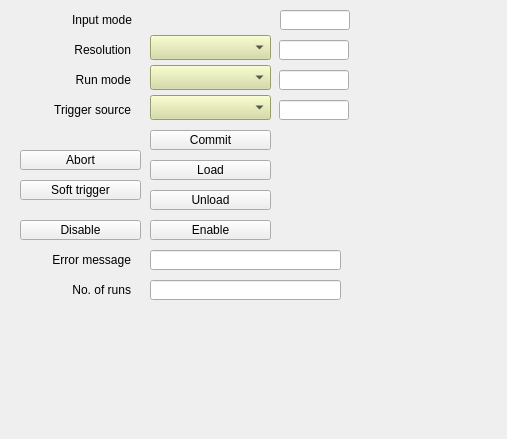
Above: ui/EVG/evg_master_softSeq.ui from epics-modules/mrfioc2 before the change. Below: the same form after it.
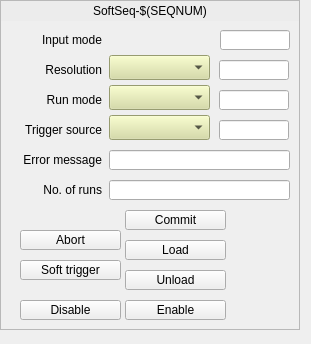
That is the form after the change. Custom widgets are drawn as their Qt base class.

```diff
--- a/ui/EVG/evg_master_softSeq.ui
+++ b/ui/EVG/evg_master_softSeq.ui
@@ -6,612 +6,632 @@
    <rect>
     <x>0</x>
     <y>0</y>
-    <width>507</width>
-    <height>439</height>
+    <width>311</width>
+    <height>344</height>
    </rect>
   </property>
   <property name="windowTitle">
    <string>Form</string>
   </property>
-  <widget class="caChoice" name="cachoice">
-   <property name="geometry">
-    <rect>
-     <x>150</x>
-     <y>10</y>
-     <width>121</width>
-     <height>20</height>
-    </rect>
-   </property>
-   <property name="toolTip">
-    <string>Reverses the output polarity. When set, changes the output from normally low to normally high.</string>
-   </property>
-   <property name="channel" stdset="0">
-    <string notr="true">$(EVG):SoftSeq-$(SEQNUM)-TsInpMode-Sel</string>
-   </property>
-   <property name="foreground">
-    <color>
-     <red>0</red>
-     <green>0</green>
-     <blue>0</blue>
-    </color>
-   </property>
-   <property name="background">
-    <color>
-     <red>212</red>
-     <green>219</green>
-     <blue>157</blue>
-    </color>
-   </property>
-   <property name="bordercolor">
-    <color>
-     <red>0</red>
-     <green>0</green>
-     <blue>0</blue>
-    </color>
-   </property>
-   <property name="colorMode">
-    <enum>caChoice::Static</enum>
-   </property>
-   <property name="stackingMode" stdset="0">
-    <enum>caChoice::Column</enum>
-   </property>
-   <property name="endBit">
-    <number>1</number>
-   </property>
-  </widget>
-  <widget class="QLabel" name="label_3">
-   <property name="geometry">
-    <rect>
-     <x>11</x>
-     <y>10</y>
-     <width>121</width>
-     <height>20</height>
-    </rect>
-   </property>
-   <property name="text">
-    <string>Input mode</string>
-   </property>
-   <property name="alignment">
-    <set>Qt::AlignRight|Qt::AlignTrailing|Qt::AlignVCenter</set>
-   </property>
-  </widget>
-  <widget class="caLineEdit" name="calineedit_11">
-   <property name="geometry">
-    <rect>
-     <x>280</x>
-     <y>10</y>
-     <width>70</width>
-     <height>20</height>
-    </rect>
-   </property>
-   <property name="alignment">
-    <set>Qt::AlignCenter</set>
-   </property>
-   <property name="channel" stdset="0">
-    <string notr="true">$(EVG):SoftSeq-$(SEQNUM)-TsInpMode-RB</string>
-   </property>
-  </widget>
-  <widget class="caLineEdit" name="calineedit_12">
-   <property name="geometry">
-    <rect>
-     <x>279</x>
-     <y>40</y>
-     <width>70</width>
-     <height>20</height>
-    </rect>
-   </property>
-   <property name="alignment">
-    <set>Qt::AlignCenter</set>
-   </property>
-   <property name="channel" stdset="0">
-    <string notr="true">$(EVG):SoftSeq-$(SEQNUM)-TsResolution-RB</string>
-   </property>
-  </widget>
-  <widget class="QLabel" name="label_4">
-   <property name="geometry">
-    <rect>
-     <x>10</x>
-     <y>40</y>
-     <width>121</width>
-     <height>20</height>
-    </rect>
-   </property>
-   <property name="text">
-    <string>Resolution</string>
-   </property>
-   <property name="alignment">
-    <set>Qt::AlignRight|Qt::AlignTrailing|Qt::AlignVCenter</set>
-   </property>
-  </widget>
-  <widget class="caMenu" name="camenu">
-   <property name="geometry">
-    <rect>
-     <x>150</x>
-     <y>35</y>
-     <width>121</width>
-     <height>25</height>
-    </rect>
-   </property>
-   <property name="styleSheet">
-    <string notr="true">background-color: rgb(212, 219, 157);</string>
-   </property>
-   <property name="channel" stdset="0">
-    <string notr="true">$(EVG):SoftSeq-$(SEQNUM)-TsResolution-Sel</string>
-   </property>
-  </widget>
-  <widget class="QLabel" name="label_5">
-   <property name="geometry">
-    <rect>
-     <x>10</x>
-     <y>70</y>
-     <width>121</width>
-     <height>20</height>
-    </rect>
-   </property>
-   <property name="text">
-    <string>Run mode</string>
-   </property>
-   <property name="alignment">
-    <set>Qt::AlignRight|Qt::AlignTrailing|Qt::AlignVCenter</set>
-   </property>
-  </widget>
-  <widget class="caMenu" name="camenu_2">
-   <property name="geometry">
-    <rect>
-     <x>150</x>
-     <y>65</y>
-     <width>121</width>
-     <height>25</height>
-    </rect>
-   </property>
-   <property name="styleSheet">
-    <string notr="true">background-color: rgb(212, 219, 157);</string>
-   </property>
-   <property name="channel" stdset="0">
-    <string notr="true">$(EVG):SoftSeq-$(SEQNUM)-RunMode-Sel</string>
-   </property>
-  </widget>
-  <widget class="caLineEdit" name="calineedit_13">
-   <property name="geometry">
-    <rect>
-     <x>279</x>
-     <y>70</y>
-     <width>70</width>
-     <height>20</height>
-    </rect>
-   </property>
-   <property name="alignment">
-    <set>Qt::AlignCenter</set>
-   </property>
-   <property name="channel" stdset="0">
-    <string notr="true">$(EVG):SoftSeq-$(SEQNUM)-RunMode-RB</string>
-   </property>
-  </widget>
-  <widget class="caLineEdit" name="calineedit_14">
-   <property name="geometry">
-    <rect>
-     <x>279</x>
-     <y>100</y>
-     <width>70</width>
-     <height>20</height>
-    </rect>
-   </property>
-   <property name="alignment">
-    <set>Qt::AlignCenter</set>
-   </property>
-   <property name="channel" stdset="0">
-    <string notr="true">$(EVG):SoftSeq-$(SEQNUM)-TrigSrc-RB</string>
-   </property>
-  </widget>
-  <widget class="QLabel" name="label_6">
-   <property name="geometry">
-    <rect>
-     <x>10</x>
-     <y>100</y>
-     <width>121</width>
-     <height>20</height>
-    </rect>
-   </property>
-   <property name="text">
-    <string>Trigger source</string>
-   </property>
-   <property name="alignment">
-    <set>Qt::AlignRight|Qt::AlignTrailing|Qt::AlignVCenter</set>
-   </property>
-  </widget>
-  <widget class="caMenu" name="camenu_3">
-   <property name="geometry">
-    <rect>
-     <x>150</x>
-     <y>95</y>
-     <width>121</width>
-     <height>25</height>
-    </rect>
-   </property>
-   <property name="styleSheet">
-    <string notr="true">background-color: rgb(212, 219, 157);</string>
-   </property>
-   <property name="channel" stdset="0">
-    <string notr="true">$(EVG):SoftSeq-$(SEQNUM)-TrigSrc-Sel</string>
-   </property>
-  </widget>
-  <widget class="caLed" name="caled_2">
-   <property name="geometry">
-    <rect>
-     <x>280</x>
-     <y>130</y>
-     <width>20</width>
-     <height>20</height>
-    </rect>
-   </property>
-   <property name="toolTip">
-    <string>Master enable for the EVR. If not set then very little will happen.</string>
-   </property>
-   <property name="rectangular">
-    <bool>false</bool>
-   </property>
-   <property name="channel" stdset="0">
-    <string notr="true">$(EVG):SoftSeq-$(SEQNUM)-Commit-RB</string>
-   </property>
-   <property name="falseColor">
-    <color>
-     <red>255</red>
-     <green>0</green>
-     <blue>0</blue>
-    </color>
-   </property>
-   <property name="trueColor">
-    <color>
-     <red>0</red>
-     <green>205</green>
-     <blue>0</blue>
-    </color>
-   </property>
-   <property name="undefinedColor">
-    <color>
-     <red>255</red>
-     <green>255</green>
-     <blue>255</blue>
-    </color>
-   </property>
-  </widget>
-  <widget class="caMessageButton" name="camessagebutton">
-   <property name="geometry">
-    <rect>
-     <x>150</x>
-     <y>130</y>
-     <width>121</width>
-     <height>20</height>
-    </rect>
-   </property>
-   <property name="text">
-    <string>Commit</string>
-   </property>
-   <property name="channel" stdset="0">
-    <string notr="true">$(EVG):SoftSeq-$(SEQNUM)-Commit-Cmd</string>
-   </property>
-   <property name="releaseMessage">
-    <string notr="true">0</string>
-   </property>
-   <property name="pressMessage">
-    <string notr="true">1</string>
-   </property>
-  </widget>
-  <widget class="caMessageButton" name="camessagebutton_2">
-   <property name="geometry">
-    <rect>
-     <x>150</x>
-     <y>160</y>
-     <width>121</width>
-     <height>20</height>
-    </rect>
-   </property>
-   <property name="text">
-    <string>Load</string>
-   </property>
-   <property name="channel" stdset="0">
-    <string notr="true">$(EVG):SoftSeq-$(SEQNUM)-Load-Cmd</string>
-   </property>
-   <property name="releaseMessage">
-    <string notr="true">0</string>
-   </property>
-   <property name="pressMessage">
-    <string notr="true">1</string>
-   </property>
-  </widget>
-  <widget class="caLed" name="caled_3">
-   <property name="geometry">
-    <rect>
-     <x>280</x>
-     <y>160</y>
-     <width>20</width>
-     <height>20</height>
-    </rect>
-   </property>
-   <property name="toolTip">
-    <string>Master enable for the EVR. If not set then very little will happen.</string>
-   </property>
-   <property name="rectangular">
-    <bool>false</bool>
-   </property>
-   <property name="channel" stdset="0">
-    <string notr="true">$(EVG):SoftSeq-$(SEQNUM)-Load-RB</string>
-   </property>
-   <property name="falseColor">
-    <color>
-     <red>255</red>
-     <green>0</green>
-     <blue>0</blue>
-    </color>
-   </property>
-   <property name="trueColor">
-    <color>
-     <red>0</red>
-     <green>205</green>
-     <blue>0</blue>
-    </color>
-   </property>
-   <property name="undefinedColor">
-    <color>
-     <red>255</red>
-     <green>255</green>
-     <blue>255</blue>
-    </color>
-   </property>
-  </widget>
-  <widget class="caMessageButton" name="camessagebutton_3">
-   <property name="geometry">
-    <rect>
-     <x>150</x>
-     <y>190</y>
-     <width>121</width>
-     <height>20</height>
-    </rect>
-   </property>
-   <property name="text">
-    <string>Unload</string>
-   </property>
-   <property name="channel" stdset="0">
-    <string notr="true">$(EVG):SoftSeq-$(SEQNUM)-Unload-Cmd</string>
-   </property>
-   <property name="releaseMessage">
-    <string notr="true">0</string>
-   </property>
-   <property name="pressMessage">
-    <string notr="true">1</string>
-   </property>
-  </widget>
-  <widget class="caLed" name="caled_4">
-   <property name="geometry">
-    <rect>
-     <x>280</x>
-     <y>190</y>
-     <width>20</width>
-     <height>20</height>
-    </rect>
-   </property>
-   <property name="toolTip">
-    <string>Master enable for the EVR. If not set then very little will happen.</string>
-   </property>
-   <property name="rectangular">
-    <bool>false</bool>
-   </property>
-   <property name="channel" stdset="0">
-    <string notr="true">$(EVG):AcTrig-Bypass-RB</string>
-   </property>
-   <property name="falseColor">
-    <color>
-     <red>255</red>
-     <green>0</green>
-     <blue>0</blue>
-    </color>
-   </property>
-   <property name="trueColor">
-    <color>
-     <red>0</red>
-     <green>205</green>
-     <blue>0</blue>
-    </color>
-   </property>
-   <property name="undefinedColor">
-    <color>
-     <red>255</red>
-     <green>255</green>
-     <blue>255</blue>
-    </color>
-   </property>
-  </widget>
-  <widget class="caMessageButton" name="camessagebutton_4">
-   <property name="geometry">
-    <rect>
-     <x>150</x>
-     <y>220</y>
-     <width>121</width>
-     <height>20</height>
-    </rect>
-   </property>
-   <property name="text">
-    <string>Enable</string>
-   </property>
-   <property name="channel" stdset="0">
-    <string notr="true">$(EVG):SoftSeq-$(SEQNUM)-Enable-Cmd</string>
-   </property>
-   <property name="releaseMessage">
-    <string notr="true">0</string>
-   </property>
-   <property name="pressMessage">
-    <string notr="true">1</string>
-   </property>
-  </widget>
-  <widget class="caLed" name="caled_5">
-   <property name="geometry">
-    <rect>
-     <x>280</x>
-     <y>220</y>
-     <width>20</width>
-     <height>20</height>
-    </rect>
-   </property>
-   <property name="toolTip">
-    <string>Master enable for the EVR. If not set then very little will happen.</string>
-   </property>
-   <property name="rectangular">
-    <bool>false</bool>
-   </property>
-   <property name="channel" stdset="0">
-    <string notr="true">$(EVG):SoftSeq-$(SEQNUM)-Enable-RB</string>
-   </property>
-   <property name="falseColor">
-    <color>
-     <red>255</red>
-     <green>0</green>
-     <blue>0</blue>
-    </color>
-   </property>
-   <property name="trueColor">
-    <color>
-     <red>0</red>
-     <green>205</green>
-     <blue>0</blue>
-    </color>
-   </property>
-   <property name="undefinedColor">
-    <color>
-     <red>255</red>
-     <green>255</green>
-     <blue>255</blue>
-    </color>
-   </property>
-  </widget>
-  <widget class="caMessageButton" name="camessagebutton_5">
-   <property name="geometry">
-    <rect>
-     <x>20</x>
-     <y>220</y>
-     <width>121</width>
-     <height>20</height>
-    </rect>
-   </property>
-   <property name="text">
-    <string>Disable</string>
-   </property>
-   <property name="channel" stdset="0">
-    <string notr="true">$(EVG):SoftSeq-$(SEQNUM)-Disable-Cmd</string>
-   </property>
-   <property name="releaseMessage">
-    <string notr="true">0</string>
-   </property>
-   <property name="pressMessage">
-    <string notr="true">1</string>
-   </property>
-  </widget>
-  <widget class="caMessageButton" name="camessagebutton_6">
-   <property name="geometry">
-    <rect>
-     <x>20</x>
-     <y>150</y>
-     <width>121</width>
-     <height>20</height>
-    </rect>
-   </property>
-   <property name="text">
-    <string>Abort</string>
-   </property>
-   <property name="channel" stdset="0">
-    <string notr="true">$(EVG):SoftSeq-$(SEQNUM)-Abort-Cmd</string>
-   </property>
-   <property name="releaseMessage">
-    <string notr="true">0</string>
-   </property>
-   <property name="pressMessage">
-    <string notr="true">1</string>
-   </property>
-  </widget>
-  <widget class="caMessageButton" name="camessagebutton_7">
-   <property name="geometry">
-    <rect>
-     <x>20</x>
-     <y>180</y>
-     <width>121</width>
-     <height>20</height>
-    </rect>
-   </property>
-   <property name="text">
-    <string>Soft trigger</string>
-   </property>
-   <property name="channel" stdset="0">
-    <string notr="true">$(EVG):SoftSeq-$(SEQNUM)-SoftTrig-Cmd</string>
-   </property>
-   <property name="releaseMessage">
-    <string notr="true">0</string>
-   </property>
-   <property name="pressMessage">
-    <string notr="true">1</string>
-   </property>
-  </widget>
-  <widget class="caLineEdit" name="calineedit_15">
-   <property name="geometry">
-    <rect>
-     <x>150</x>
-     <y>250</y>
-     <width>191</width>
-     <height>20</height>
-    </rect>
-   </property>
-   <property name="alignment">
-    <set>Qt::AlignCenter</set>
-   </property>
-   <property name="channel" stdset="0">
-    <string notr="true">$(EVG):SoftSeq-$(SEQNUM)-Error-RB</string>
-   </property>
-  </widget>
-  <widget class="QLabel" name="label_7">
-   <property name="geometry">
-    <rect>
-     <x>10</x>
-     <y>250</y>
-     <width>121</width>
-     <height>20</height>
-    </rect>
-   </property>
-   <property name="text">
-    <string>Error message</string>
-   </property>
-   <property name="alignment">
-    <set>Qt::AlignRight|Qt::AlignTrailing|Qt::AlignVCenter</set>
-   </property>
-  </widget>
-  <widget class="caLineEdit" name="calineedit_16">
-   <property name="geometry">
-    <rect>
-     <x>150</x>
-     <y>280</y>
-     <width>191</width>
-     <height>20</height>
-    </rect>
-   </property>
-   <property name="alignment">
-    <set>Qt::AlignCenter</set>
-   </property>
-   <property name="channel" stdset="0">
-    <string notr="true">$(EVG):SoftSeq-$(SEQNUM)-NumOfRuns-RB</string>
-   </property>
-  </widget>
-  <widget class="QLabel" name="label_8">
-   <property name="geometry">
-    <rect>
-     <x>10</x>
-     <y>280</y>
-     <width>121</width>
-     <height>20</height>
-    </rect>
-   </property>
-   <property name="text">
-    <string>No. of runs</string>
-   </property>
-   <property name="alignment">
-    <set>Qt::AlignRight|Qt::AlignTrailing|Qt::AlignVCenter</set>
-   </property>
+  <widget class="QFrame" name="frame">
+   <property name="geometry">
+    <rect>
+     <x>0</x>
+     <y>0</y>
+     <width>300</width>
+     <height>330</height>
+    </rect>
+   </property>
+   <property name="frameShape">
+    <enum>QFrame::StyledPanel</enum>
+   </property>
+   <property name="frameShadow">
+    <enum>QFrame::Raised</enum>
+   </property>
+   <widget class="QLabel" name="label_8">
+    <property name="geometry">
+     <rect>
+      <x>1</x>
+      <y>180</y>
+      <width>101</width>
+      <height>20</height>
+     </rect>
+    </property>
+    <property name="text">
+     <string>No. of runs</string>
+    </property>
+    <property name="alignment">
+     <set>Qt::AlignRight|Qt::AlignTrailing|Qt::AlignVCenter</set>
+    </property>
+   </widget>
+   <widget class="caMessageButton" name="camessagebutton_4">
+    <property name="geometry">
+     <rect>
+      <x>125</x>
+      <y>300</y>
+      <width>101</width>
+      <height>20</height>
+     </rect>
+    </property>
+    <property name="text">
+     <string>Enable</string>
+    </property>
+    <property name="channel" stdset="0">
+     <string notr="true">$(EVG):SoftSeq-$(SEQNUM)-Enable-Cmd</string>
+    </property>
+    <property name="releaseMessage">
+     <string notr="true">0</string>
+    </property>
+   </widget>
+   <widget class="caMessageButton" name="camessagebutton_7">
+    <property name="geometry">
+     <rect>
+      <x>20</x>
+      <y>260</y>
+      <width>101</width>
+      <height>20</height>
+     </rect>
+    </property>
+    <property name="text">
+     <string>Soft trigger</string>
+    </property>
+    <property name="channel" stdset="0">
+     <string notr="true">$(EVG):SoftSeq-$(SEQNUM)-SoftTrig-Cmd</string>
+    </property>
+    <property name="releaseMessage">
+     <string notr="true">1</string>
+    </property>
+   </widget>
+   <widget class="caMessageButton" name="camessagebutton">
+    <property name="geometry">
+     <rect>
+      <x>125</x>
+      <y>210</y>
+      <width>101</width>
+      <height>20</height>
+     </rect>
+    </property>
+    <property name="text">
+     <string>Commit</string>
+    </property>
+    <property name="channel" stdset="0">
+     <string notr="true">$(EVG):SoftSeq-$(SEQNUM)-Commit-Cmd</string>
+    </property>
+    <property name="releaseMessage">
+     <string notr="true">0</string>
+    </property>
+   </widget>
+   <widget class="caLed" name="caled_5">
+    <property name="geometry">
+     <rect>
+      <x>235</x>
+      <y>300</y>
+      <width>20</width>
+      <height>20</height>
+     </rect>
+    </property>
+    <property name="toolTip">
+     <string>Master enable for the EVR. If not set then very little will happen.</string>
+    </property>
+    <property name="rectangular">
+     <bool>false</bool>
+    </property>
+    <property name="channel" stdset="0">
+     <string notr="true">$(EVG):SoftSeq-$(SEQNUM)-Enable-RB</string>
+    </property>
+    <property name="falseColor">
+     <color>
+      <red>255</red>
+      <green>0</green>
+      <blue>0</blue>
+     </color>
+    </property>
+    <property name="trueColor">
+     <color>
+      <red>0</red>
+      <green>205</green>
+      <blue>0</blue>
+     </color>
+    </property>
+    <property name="undefinedColor">
+     <color>
+      <red>255</red>
+      <green>255</green>
+      <blue>255</blue>
+     </color>
+    </property>
+   </widget>
+   <widget class="caLed" name="caled_2">
+    <property name="geometry">
+     <rect>
+      <x>235</x>
+      <y>210</y>
+      <width>20</width>
+      <height>20</height>
+     </rect>
+    </property>
+    <property name="toolTip">
+     <string>Master enable for the EVR. If not set then very little will happen.</string>
+    </property>
+    <property name="rectangular">
+     <bool>false</bool>
+    </property>
+    <property name="channel" stdset="0">
+     <string notr="true">$(EVG):SoftSeq-$(SEQNUM)-Commit-RB</string>
+    </property>
+    <property name="falseColor">
+     <color>
+      <red>255</red>
+      <green>0</green>
+      <blue>0</blue>
+     </color>
+    </property>
+    <property name="trueColor">
+     <color>
+      <red>0</red>
+      <green>205</green>
+      <blue>0</blue>
+     </color>
+    </property>
+    <property name="undefinedColor">
+     <color>
+      <red>255</red>
+      <green>255</green>
+      <blue>255</blue>
+     </color>
+    </property>
+   </widget>
+   <widget class="caLineEdit" name="calineedit_14">
+    <property name="geometry">
+     <rect>
+      <x>219</x>
+      <y>120</y>
+      <width>70</width>
+      <height>20</height>
+     </rect>
+    </property>
+    <property name="alignment">
+     <set>Qt::AlignLeading|Qt::AlignLeft|Qt::AlignVCenter</set>
+    </property>
+    <property name="channel" stdset="0">
+     <string notr="true">$(EVG):SoftSeq-$(SEQNUM)-TrigSrc-RB</string>
+    </property>
+   </widget>
+   <widget class="caLed" name="caled_3">
+    <property name="geometry">
+     <rect>
+      <x>235</x>
+      <y>240</y>
+      <width>20</width>
+      <height>20</height>
+     </rect>
+    </property>
+    <property name="toolTip">
+     <string>Master enable for the EVR. If not set then very little will happen.</string>
+    </property>
+    <property name="rectangular">
+     <bool>false</bool>
+    </property>
+    <property name="channel" stdset="0">
+     <string notr="true">$(EVG):SoftSeq-$(SEQNUM)-Load-RB</string>
+    </property>
+    <property name="falseColor">
+     <color>
+      <red>255</red>
+      <green>0</green>
+      <blue>0</blue>
+     </color>
+    </property>
+    <property name="trueColor">
+     <color>
+      <red>0</red>
+      <green>205</green>
+      <blue>0</blue>
+     </color>
+    </property>
+    <property name="undefinedColor">
+     <color>
+      <red>255</red>
+      <green>255</green>
+      <blue>255</blue>
+     </color>
+    </property>
+   </widget>
+   <widget class="caMessageButton" name="camessagebutton_2">
+    <property name="geometry">
+     <rect>
+      <x>125</x>
+      <y>240</y>
+      <width>101</width>
+      <height>20</height>
+     </rect>
+    </property>
+    <property name="text">
+     <string>Load</string>
+    </property>
+    <property name="channel" stdset="0">
+     <string notr="true">$(EVG):SoftSeq-$(SEQNUM)-Load-Cmd</string>
+    </property>
+    <property name="releaseMessage">
+     <string notr="true">0</string>
+    </property>
+   </widget>
+   <widget class="caMessageButton" name="camessagebutton_6">
+    <property name="geometry">
+     <rect>
+      <x>20</x>
+      <y>230</y>
+      <width>101</width>
+      <height>20</height>
+     </rect>
+    </property>
+    <property name="text">
+     <string>Abort</string>
+    </property>
+    <property name="channel" stdset="0">
+     <string notr="true">$(EVG):SoftSeq-$(SEQNUM)-Abort-Cmd</string>
+    </property>
+    <property name="releaseMessage">
+     <string notr="true">1</string>
+    </property>
+   </widget>
+   <widget class="caLineEdit" name="calineedit_12">
+    <property name="geometry">
+     <rect>
+      <x>219</x>
+      <y>60</y>
+      <width>70</width>
+      <height>20</height>
+     </rect>
+    </property>
+    <property name="alignment">
+     <set>Qt::AlignLeading|Qt::AlignLeft|Qt::AlignVCenter</set>
+    </property>
+    <property name="channel" stdset="0">
+     <string notr="true">$(EVG):SoftSeq-$(SEQNUM)-TsResolution-RB</string>
+    </property>
+   </widget>
+   <widget class="caMenu" name="camenu_3">
+    <property name="geometry">
+     <rect>
+      <x>109</x>
+      <y>115</y>
+      <width>101</width>
+      <height>25</height>
+     </rect>
+    </property>
+    <property name="styleSheet">
+     <string notr="true">background-color: rgb(212, 219, 157);</string>
+    </property>
+    <property name="channel" stdset="0">
+     <string notr="true">$(EVG):SoftSeq-$(SEQNUM)-TrigSrc-Sel</string>
+    </property>
+   </widget>
+   <widget class="QLabel" name="label_4">
+    <property name="geometry">
+     <rect>
+      <x>1</x>
+      <y>60</y>
+      <width>101</width>
+      <height>20</height>
+     </rect>
+    </property>
+    <property name="text">
+     <string>Resolution</string>
+    </property>
+    <property name="alignment">
+     <set>Qt::AlignRight|Qt::AlignTrailing|Qt::AlignVCenter</set>
+    </property>
+   </widget>
+   <widget class="caLed" name="caled_4">
+    <property name="geometry">
+     <rect>
+      <x>235</x>
+      <y>270</y>
+      <width>20</width>
+      <height>20</height>
+     </rect>
+    </property>
+    <property name="toolTip">
+     <string>Master enable for the EVR. If not set then very little will happen.</string>
+    </property>
+    <property name="rectangular">
+     <bool>false</bool>
+    </property>
+    <property name="channel" stdset="0">
+     <string notr="true">$(EVG):AcTrig-Bypass-RB</string>
+    </property>
+    <property name="falseColor">
+     <color>
+      <red>255</red>
+      <green>0</green>
+      <blue>0</blue>
+     </color>
+    </property>
+    <property name="trueColor">
+     <color>
+      <red>0</red>
+      <green>205</green>
+      <blue>0</blue>
+     </color>
+    </property>
+    <property name="undefinedColor">
+     <color>
+      <red>255</red>
+      <green>255</green>
+      <blue>255</blue>
+     </color>
+    </property>
+   </widget>
+   <widget class="caMenu" name="camenu_2">
+    <property name="geometry">
+     <rect>
+      <x>109</x>
+      <y>85</y>
+      <width>101</width>
+      <height>25</height>
+     </rect>
+    </property>
+    <property name="styleSheet">
+     <string notr="true">background-color: rgb(212, 219, 157);</string>
+    </property>
+    <property name="channel" stdset="0">
+     <string notr="true">$(EVG):SoftSeq-$(SEQNUM)-RunMode-Sel</string>
+    </property>
+   </widget>
+   <widget class="caMenu" name="camenu">
+    <property name="geometry">
+     <rect>
+      <x>109</x>
+      <y>55</y>
+      <width>101</width>
+      <height>25</height>
+     </rect>
+    </property>
+    <property name="styleSheet">
+     <string notr="true">background-color: rgb(212, 219, 157);</string>
+    </property>
+    <property name="channel" stdset="0">
+     <string notr="true">$(EVG):SoftSeq-$(SEQNUM)-TsResolution-Sel</string>
+    </property>
+   </widget>
+   <widget class="caMessageButton" name="camessagebutton_5">
+    <property name="geometry">
+     <rect>
+      <x>20</x>
+      <y>300</y>
+      <width>101</width>
+      <height>20</height>
+     </rect>
+    </property>
+    <property name="text">
+     <string>Disable</string>
+    </property>
+    <property name="channel" stdset="0">
+     <string notr="true">$(EVG):SoftSeq-$(SEQNUM)-Disable-Cmd</string>
+    </property>
+    <property name="releaseMessage">
+     <string notr="true">1</string>
+    </property>
+   </widget>
+   <widget class="caLineEdit" name="calineedit_13">
+    <property name="geometry">
+     <rect>
+      <x>219</x>
+      <y>90</y>
+      <width>70</width>
+      <height>20</height>
+     </rect>
+    </property>
+    <property name="alignment">
+     <set>Qt::AlignLeading|Qt::AlignLeft|Qt::AlignVCenter</set>
+    </property>
+    <property name="channel" stdset="0">
+     <string notr="true">$(EVG):SoftSeq-$(SEQNUM)-RunMode-RB</string>
+    </property>
+   </widget>
+   <widget class="caMessageButton" name="camessagebutton_3">
+    <property name="geometry">
+     <rect>
+      <x>125</x>
+      <y>270</y>
+      <width>101</width>
+      <height>20</height>
+     </rect>
+    </property>
+    <property name="text">
+     <string>Unload</string>
+    </property>
+    <property name="channel" stdset="0">
+     <string notr="true">$(EVG):SoftSeq-$(SEQNUM)-Unload-Cmd</string>
+    </property>
+    <property name="releaseMessage">
+     <string notr="true">1</string>
+    </property>
+   </widget>
+   <widget class="QLabel" name="label_5">
+    <property name="geometry">
+     <rect>
+      <x>1</x>
+      <y>90</y>
+      <width>101</width>
+      <height>20</height>
+     </rect>
+    </property>
+    <property name="text">
+     <string>Run mode</string>
+    </property>
+    <property name="alignment">
+     <set>Qt::AlignRight|Qt::AlignTrailing|Qt::AlignVCenter</set>
+    </property>
+   </widget>
+   <widget class="QLabel" name="label_7">
+    <property name="geometry">
+     <rect>
+      <x>1</x>
+      <y>150</y>
+      <width>101</width>
+      <height>20</height>
+     </rect>
+    </property>
+    <property name="text">
+     <string>Error message</string>
+    </property>
+    <property name="alignment">
+     <set>Qt::AlignRight|Qt::AlignTrailing|Qt::AlignVCenter</set>
+    </property>
+   </widget>
+   <widget class="QLabel" name="label_6">
+    <property name="geometry">
+     <rect>
+      <x>1</x>
+      <y>120</y>
+      <width>101</width>
+      <height>20</height>
+     </rect>
+    </property>
+    <property name="text">
+     <string>Trigger source</string>
+    </property>
+    <property name="alignment">
+     <set>Qt::AlignRight|Qt::AlignTrailing|Qt::AlignVCenter</set>
+    </property>
+   </widget>
+   <widget class="caChoice" name="cachoice">
+    <property name="geometry">
+     <rect>
+      <x>109</x>
+      <y>30</y>
+      <width>101</width>
+      <height>20</height>
+     </rect>
+    </property>
+    <property name="toolTip">
+     <string>Reverses the output polarity. When set, changes the output from normally low to normally high.</string>
+    </property>
+    <property name="channel" stdset="0">
+     <string notr="true">$(EVG):SoftSeq-$(SEQNUM)-TsInpMode-Sel</string>
+    </property>
+    <property name="foreground">
+     <color>
+      <red>0</red>
+      <green>0</green>
+      <blue>0</blue>
+     </color>
+    </property>
+    <property name="background">
+     <color>
+      <red>212</red>
+      <green>219</green>
+      <blue>157</blue>
+     </color>
+    </property>
+    <property name="bordercolor">
+     <color>
+      <red>0</red>
+      <green>0</green>
+      <blue>0</blue>
+     </color>
+    </property>
+    <property name="colorMode">
+     <enum>caChoice::Static</enum>
+    </property>
+    <property name="stackingMode" stdset="0">
+     <enum>caChoice::Column</enum>
+    </property>
+    <property name="endBit">
+     <number>1</number>
+    </property>
+   </widget>
+   <widget class="caLineEdit" name="calineedit_15">
+    <property name="geometry">
+     <rect>
+      <x>109</x>
+      <y>150</y>
+      <width>181</width>
+      <height>20</height>
+     </rect>
+    </property>
+    <property name="layoutDirection">
+     <enum>Qt::LeftToRight</enum>
+    </property>
+    <property name="alignment">
+     <set>Qt::AlignLeading|Qt::AlignLeft|Qt::AlignVCenter</set>
+    </property>
+    <property name="channel" stdset="0">
+     <string notr="true">$(EVG):SoftSeq-$(SEQNUM)-Error-RB</string>
+    </property>
+   </widget>
+   <widget class="caLineEdit" name="calineedit_11">
+    <property name="geometry">
+     <rect>
+      <x>220</x>
+      <y>30</y>
+      <width>70</width>
+      <height>20</height>
+     </rect>
+    </property>
+    <property name="alignment">
+     <set>Qt::AlignLeading|Qt::AlignLeft|Qt::AlignVCenter</set>
+    </property>
+    <property name="channel" stdset="0">
+     <string notr="true">$(EVG):SoftSeq-$(SEQNUM)-TsInpMode-RB</string>
+    </property>
+   </widget>
+   <widget class="caLineEdit" name="calineedit_16">
+    <property name="geometry">
+     <rect>
+      <x>109</x>
+      <y>180</y>
+      <width>181</width>
+      <height>20</height>
+     </rect>
+    </property>
+    <property name="layoutDirection">
+     <enum>Qt::LeftToRight</enum>
+    </property>
+    <property name="alignment">
+     <set>Qt::AlignLeading|Qt::AlignLeft|Qt::AlignVCenter</set>
+    </property>
+    <property name="channel" stdset="0">
+     <string notr="true">$(EVG):SoftSeq-$(SEQNUM)-NumOfRuns-I</string>
+    </property>
+   </widget>
+   <widget class="QLabel" name="label_3">
+    <property name="geometry">
+     <rect>
+      <x>1</x>
+      <y>30</y>
+      <width>101</width>
+      <height>20</height>
+     </rect>
+    </property>
+    <property name="text">
+     <string>Input mode</string>
+    </property>
+    <property name="alignment">
+     <set>Qt::AlignRight|Qt::AlignTrailing|Qt::AlignVCenter</set>
+    </property>
+   </widget>
+   <widget class="caLabel" name="calabel_2">
+    <property name="geometry">
+     <rect>
+      <x>1</x>
+      <y>1</y>
+      <width>298</width>
+      <height>20</height>
+     </rect>
+    </property>
+    <property name="styleSheet">
+     <string notr="true">background-color: rgb(236, 236, 236, 255);</string>
+    </property>
+    <property name="text">
+     <string>SoftSeq-$(SEQNUM)</string>
+    </property>
+    <property name="alignment">
+     <set>Qt::AlignCenter</set>
+    </property>
+   </widget>
   </widget>
  </widget>
  <customwidgets>
@@ -630,6 +650,11 @@
    <extends>QPushButton</extends>
    <header>caMessageButton</header>
   </customwidget>
+  <customwidget>
+   <class>caLabel</class>
+   <extends>QLabel</extends>
+   <header>caLabel</header>
+  </customwidget>
   <customwidget>
    <class>caLed</class>
    <extends>QWidget</extends>
```
